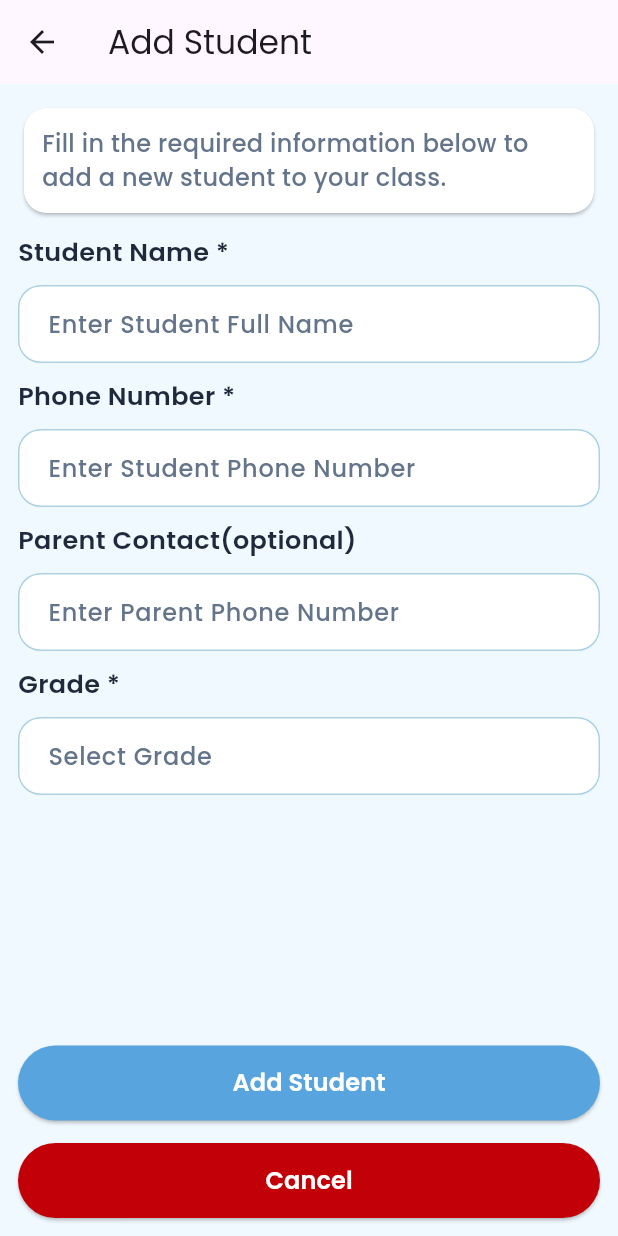
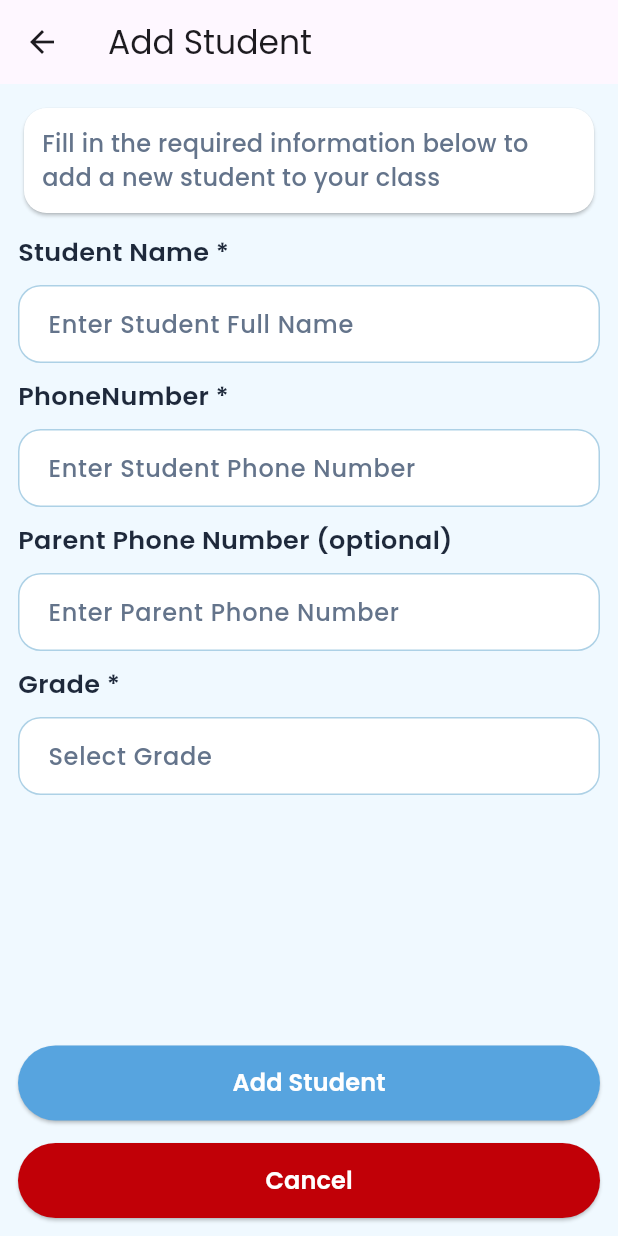
Before and after one commit to amrelmaadawy/teacher-system, a Flutter app: the LayoutView screen opened directly, after a tap on "Add Student", on a phone screen of 412 x 824 dp. Run offline on Flutter 3.47's test engine with Material 3 defaults, Android fonts, the phone set to English and light mode, and no system bars; our stand-ins replace salomon_bottom_bar.

Commit message:
add text to localization file

```diff
--- a/lib/features/students/presentation/views/add_student_view.dart
+++ b/lib/features/students/presentation/views/add_student_view.dart
@@ -3,6 +3,7 @@ import 'package:teacher_system/core/components/custom_elevated_button.dart';
 import 'package:teacher_system/core/utils/app_colors.dart';
 import 'package:teacher_system/core/utils/app_size.dart';
 import 'package:teacher_system/core/components/custom_text_form_field.dart';
+import 'package:teacher_system/generated/l10n.dart';
 
 class AddStudentView extends StatefulWidget {
   const AddStudentView({super.key});
@@ -19,7 +20,7 @@ class _AddStudentViewState extends State<AddStudentView> {
   @override
   Widget build(BuildContext context) {
     return Scaffold(
-      appBar: AppBar(title: Text('Add Student')),
+      appBar: AppBar(title: Text(S.of(context).AddStudent)),
       body: SafeArea(
         child: Padding(
           padding: const EdgeInsets.all(defPadding),
@@ -33,7 +34,7 @@ class _AddStudentViewState extends State<AddStudentView> {
                 child: Padding(
                   padding: const EdgeInsets.all(defPadding),
                   child: Text(
-                    'Fill in the required information below to add a new student to your class.',
+                    S.of(context).FillInTheRequiredInformationBelowToAddANewStudentToYourClass,
                     style: TextStyle(
                       color: lightSubTextColor,
                       fontSize: 16,
@@ -45,8 +46,8 @@ class _AddStudentViewState extends State<AddStudentView> {
               SizedBox(height: 10),
               CustomTextFormField(
                 controller: studentNameController,
-                text: 'Student Name *',
-                labelText: 'Enter Student Full Name',
+                text: S.of(context).StudentName,
+                labelText: S.of(context).EnterStudentFullName,
                 validator: (i) {
                   return null;
                 },
@@ -55,8 +56,8 @@ class _AddStudentViewState extends State<AddStudentView> {
               SizedBox(height: 10),
               CustomTextFormField(
                 controller: studentPhoneNumberController,
-                text: 'Phone Number *',
-                labelText: 'Enter Student Phone Number',
+                text: S.of(context).StudentPhoneNumber,
+                labelText: S.of(context).EnterStudentPhoneNumber,
                 validator: (i) {
                   return null;
                 },
@@ -65,8 +66,8 @@ class _AddStudentViewState extends State<AddStudentView> {
               SizedBox(height: 10),
               CustomTextFormField(
                 controller: paredntContactController,
-                text: 'Parent Contact(optional)',
-                labelText: 'Enter Parent Phone Number',
+                text: S.of(context).ParentPhoneNumber,
+                labelText: S.of(context).EnterParentPhoneNumber,
                 validator: (i) {
                   return null;
                 },
@@ -75,21 +76,21 @@ class _AddStudentViewState extends State<AddStudentView> {
               SizedBox(height: 10),
               CustomTextFormField(
                 controller: gradeController,
-                text: 'Grade *',
-                labelText: 'Select Grade',
+                text:S.of(context).Grade,
+                labelText: S.of(context).SelectGrade,
                 validator: (i) {
                   return null;
                 },
                 keyboardType: TextInputType.text,
               ),
               Spacer(),
-              CustomElevatedButton(onPressed: () {}, text: 'Add Student'),
+              CustomElevatedButton(onPressed: () {}, text: S.of(context).AddStudent),
               SizedBox(height: 15),
               CustomElevatedButton(
                 onPressed: () {
                   Navigator.pop(context);
                 },
-                text: 'Cancel',
+                text: S.of(context).Cancel,
                 color: Color(0xffc10007),
               ),
             ],
--- a/lib/features/students/presentation/views/students_view.dart
+++ b/lib/features/students/presentation/views/students_view.dart
@@ -4,6 +4,7 @@ import 'package:teacher_system/core/utils/app_size.dart';
 import 'package:teacher_system/core/components/custom_text_form_field.dart';
 import 'package:teacher_system/features/students/presentation/widgets/custom_student_item.dart';
 import 'package:teacher_system/features/students/presentation/widgets/custom_students_card.dart';
+import 'package:teacher_system/generated/l10n.dart';
 
 class StudentsView extends StatefulWidget {
   const StudentsView({super.key});
@@ -25,7 +26,7 @@ class _StudentsViewState extends State<StudentsView> {
               crossAxisAlignment: CrossAxisAlignment.start,
               children: [
                 Text(
-                  'Manage and track your students',
+                  S.of(context).ManageAndTrackYourStudents,
                   style: TextStyle(
                     fontSize: 18,
                     fontWeight: FontWeight.w500,
@@ -37,7 +38,7 @@ class _StudentsViewState extends State<StudentsView> {
                   suffixIcon: Icon(Icons.tune, color: lightSubTextColor),
                   controller: searchController,
                   text: '',
-                  labelText: 'Search Students',
+                  labelText: S.of(context).SearchStudents,
                   validator: (i) => null,
                   keyboardType: TextInputType.text,
                 ),
@@ -46,7 +47,7 @@ class _StudentsViewState extends State<StudentsView> {
                   mainAxisAlignment: MainAxisAlignment.spaceBetween,
                   children: [
                     CustomStudentsCard(
-                      text: 'Total',
+                      text: S.of(context).Total,
                       number: 10,
                       backGroundColor: lightWhiteColor,
                       textColor: lightSubTextColor,
@@ -54,7 +55,7 @@ class _StudentsViewState extends State<StudentsView> {
                       borderColor: lightBordersColor,
                     ),
                     CustomStudentsCard(
-                      text: 'Active',
+                      text: S.of(context).Active,
                       number: 8,
                       backGroundColor: Color(0xfff0fdf4),
                       textColor: Color(0xff00a649),
@@ -62,7 +63,7 @@ class _StudentsViewState extends State<StudentsView> {
                       borderColor: Color(0xffb9f8cf),
                     ),
                     CustomStudentsCard(
-                      text: 'Absent',
+                      text: S.of(context).Absent,
                       number: 2,
                       backGroundColor: Color(0xfffef2f2),
                       textColor: Color(0xffe70413),
```
Also changed, not shown: lib/l10n/intl_en.arb (+32 -2 lines), lib/generated/intl/messages_.dart, lib/generated/l10n.dart.
